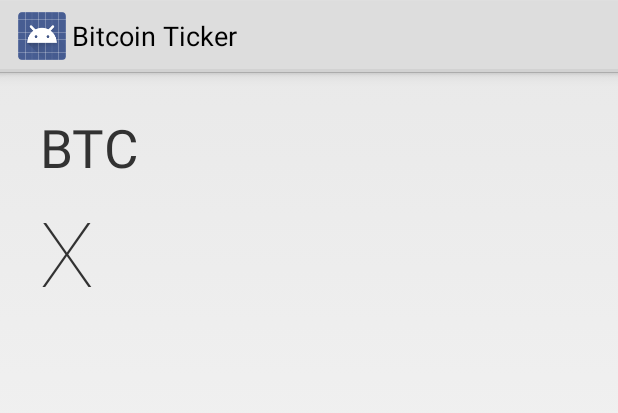
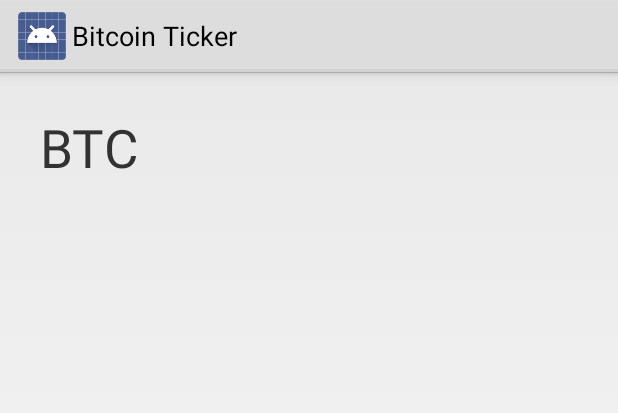
Before and after one commit to tajchert/GlassCryptoCurrency, an Android app: the layout live_card.xml on its own in the app's theme, with its tools: preview values and no code run, on a phone screen of 412 x 824 dp. Shown: the top 413 px of the screen. Run offline under Robolectric (Android 15) with nearby library versions, the phone set to English and light mode, and no system bars.

Commit message:
Final changes before next release to review process.

```diff
--- a/app/build.gradle
+++ b/app/build.gradle
@@ -18,7 +18,7 @@ android {
         applicationId "pl.tajchert.glass.cryptocurrency"
         minSdkVersion 19
         targetSdkVersion 20
-        versionCode 1
+        versionCode 2
         versionName "1.0"
     }
     buildTypes {
--- a/app/src/main/res/layout/live_card.xml
+++ b/app/src/main/res/layout/live_card.xml
@@ -38,7 +38,7 @@
                 android:layout_marginTop="5dp"
                 android:fontFamily="sans-serif-thin"
                 android:gravity="left"
-                android:text="X"
+                android:text=""
                 android:textSize="60sp" />
 
             <TextView
@@ -64,6 +64,74 @@
                 android:gravity="right"
                 android:textSize="25sp" />
         </RelativeLayout>
+    </RelativeLayout>
+    <RelativeLayout
+        android:layout_width="fill_parent"
+        android:layout_height="fill_parent"
+        android:layout_margin="@dimen/card_margin"
+        android:id="@+id/chartLayout"
+        android:background="@android:color/background_dark"
+        android:visibility="invisible">
+
+        <TextView
+            android:id="@+id/chartChange"
+            android:layout_width="wrap_content"
+            android:layout_height="wrap_content"
+            android:layout_alignParentRight="true"
+            android:fontFamily="sans-serif-thin"
+            android:text=""
+            android:textSize="30sp"
+            android:textStyle="bold" />
+
+        <TextView
+            android:id="@+id/chartTimeSpan"
+            android:layout_width="wrap_content"
+            android:layout_height="wrap_content"
+            android:fontFamily="sans-serif-thin"
+            android:text="24h"
+            android:textSize="30sp"
+            android:textStyle="bold" />
+
+        <ImageView
+            android:id="@+id/chart"
+            android:layout_width="fill_parent"
+            android:layout_height="fill_parent"
+            android:layout_marginLeft="5dp"
+            android:layout_marginBottom="5dp"
+            android:layout_below="@+id/chartTimeSpan" />
+        <TextView
+            android:id="@+id/chartMaxY"
+            android:layout_width="wrap_content"
+            android:layout_height="wrap_content"
+            android:fontFamily="sans-serif-thin"
+            android:layout_marginBottom="-13dp"
+            android:layout_above="@+id/chart"
+            android:layout_marginLeft="17dp"
+            android:textAppearance="?android:attr/textAppearanceSmall"
+            android:textStyle="bold" />
+        <TextView
+            android:id="@+id/chartTitleY"
+            android:layout_width="wrap_content"
+            android:layout_height="wrap_content"
+            android:fontFamily="sans-serif-thin"
+            android:text="Rate"
+            android:layout_marginStart="-12dp"
+            android:gravity="center_vertical"
+            android:layout_alignTop="@+id/chart"
+            android:layout_alignBottom="@+id/chart"
+            android:rotation="90"
+            android:textAppearance="?android:attr/textAppearanceSmall"
+            android:textStyle="bold" />
+        <TextView
+            android:id="@+id/chartTitleX"
+            android:layout_width="wrap_content"
+            android:layout_height="wrap_content"
+            android:fontFamily="sans-serif-thin"
+            android:text="Time"
+            android:layout_centerHorizontal="true"
+            android:layout_alignBottom="@id/chart"
+            android:textAppearance="?android:attr/textAppearanceSmall"
+            android:textStyle="bold" />
     </RelativeLayout>
 
     <LinearLayout
@@ -107,37 +175,6 @@
 
     </LinearLayout>
 
-    <RelativeLayout
-        android:layout_width="fill_parent"
-        android:layout_height="fill_parent"
-        android:layout_margin="@dimen/card_margin"
-        android:id="@+id/chartLayout"
-        android:background="@android:color/background_dark"
-        android:visibility="invisible">
-
-        <TextView
-            android:id="@+id/chartChange"
-            android:layout_width="wrap_content"
-            android:layout_height="wrap_content"
-            android:text="3%"
-            android:textSize="30sp"
-            android:textStyle="bold" />
-
-        <TextView
-            android:id="@+id/chartTimeSpan"
-            android:layout_width="wrap_content"
-            android:layout_height="wrap_content"
-            android:layout_alignParentRight="true"
-            android:text="24h"
-            android:textSize="30sp"
-            android:textStyle="bold" />
-
-        <ImageView
-            android:id="@+id/chart"
-            android:layout_width="fill_parent"
-            android:layout_height="fill_parent"
-            android:layout_below="@+id/chartTimeSpan" />
-    </RelativeLayout>
 
     <TextView
         android:id="@+id/noInternetConnection"
```
Also changed, not shown: app/src/main/java/pl/tajchert/glass/bitcointicker/LiveCardService.java (+75 -92 lines), app/src/main/res/drawable-hdpi/ic_launcher_bitcoin.png.
